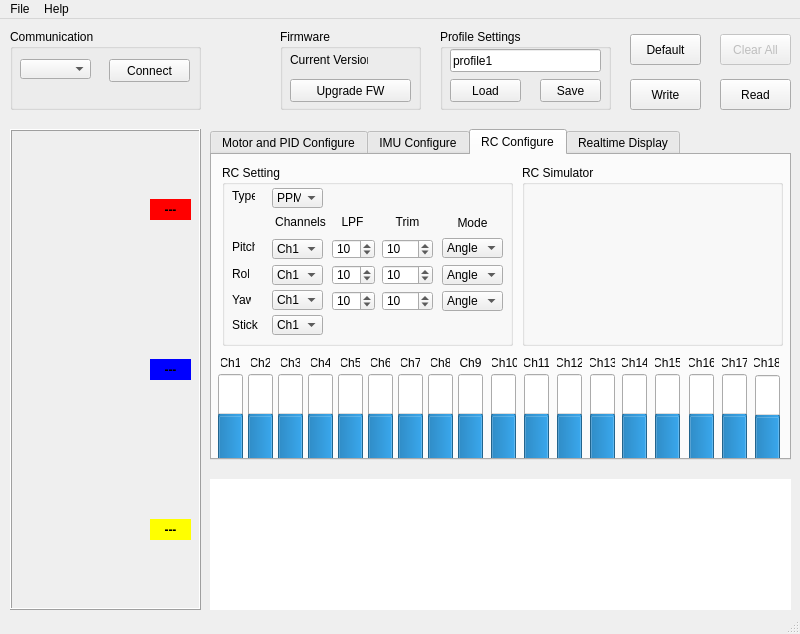
The window that dev/gStabiSC/mainwindow.ui (tongvtdan/gStabiSC) describes before a commit, drawn with Qt 5.
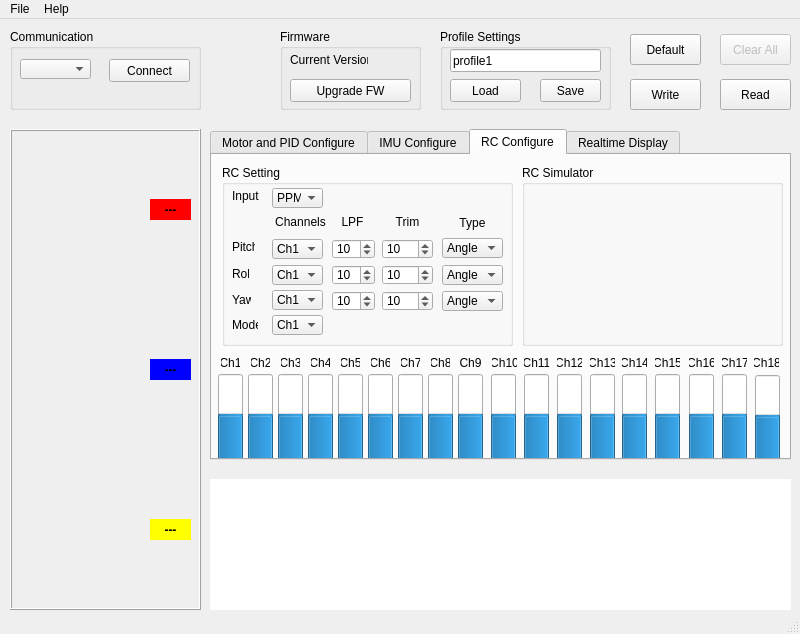
The same window after the commit. The open tabs and pages were chosen to show the change. Icons and pictures are not drawn. Custom widgets are drawn as their Qt base class.

Commit message: Thay đổi trong thiết kế UI: Tab RC Config:   - Nguồn tín hiệu (SBUS/PPM): đổi label sang Input   - Kênh chọn chế độ: Stick --> Mode   - Loại diều khiển (theo tốc độ/theo góc): Mode --> Type

Patch:
```diff
--- a/dev/gStabiSC/mainwindow.ui
+++ b/dev/gStabiSC/mainwindow.ui
@@ -2498,12 +2498,12 @@
         <rect>
          <x>10</x>
          <y>23</y>
-         <width>23</width>
+         <width>31</width>
          <height>16</height>
         </rect>
        </property>
        <property name="text">
-        <string>Type</string>
+        <string>Input</string>
        </property>
       </widget>
       <widget class="QLabel" name="label_42">
@@ -2627,7 +2627,7 @@
         </rect>
        </property>
        <property name="text">
-        <string>Stick</string>
+        <string>Mode</string>
        </property>
       </widget>
       <widget class="QLabel" name="label_57">
@@ -2883,7 +2883,7 @@
         </rect>
        </property>
        <property name="text">
-        <string>Mode</string>
+        <string>Type</string>
        </property>
        <property name="alignment">
         <set>Qt::AlignCenter</set>
```
Left out of the diff: 2 changed lines with no effect on the pictures.
